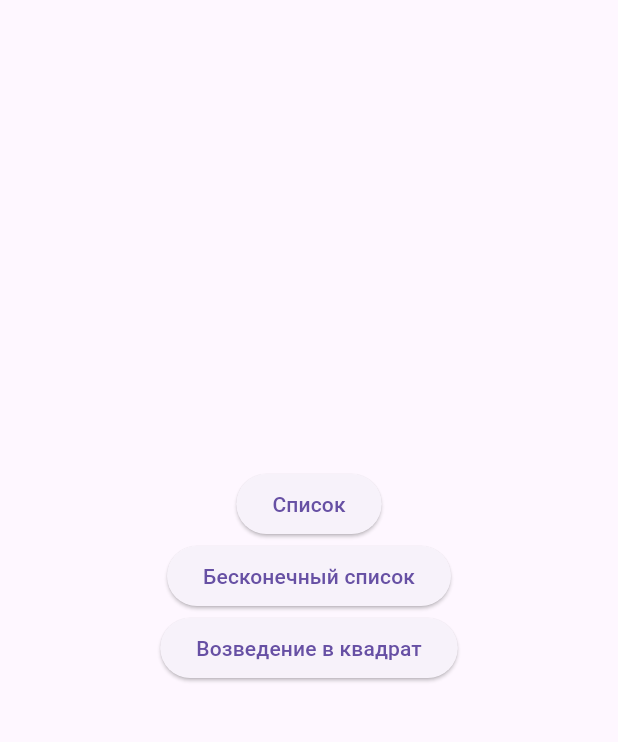
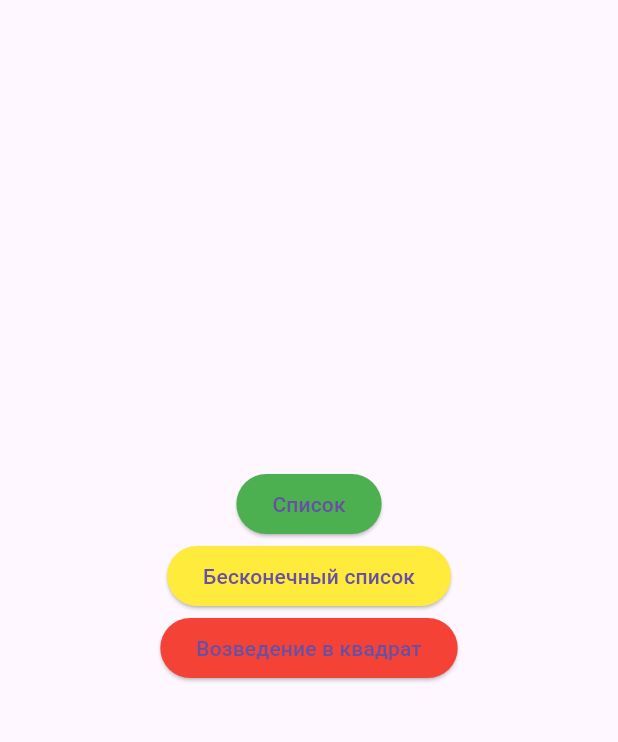
Before and after one commit to MaksimKhudalov/IT2104_KHUDALOV, a Flutter app: the screen it shows after launch, on a phone screen of 412 x 824 dp, the part 84-826 px from its top. Run offline on Flutter 3.47's test engine with Material 3 defaults, Android fonts, the phone set to English and light mode, and no system bars.

Commit message:
Добавлен файл с квадратичным возведением, а также добавлены цвета на кнопки

```diff
--- a/laba5/lib/main.dart
+++ b/laba5/lib/main.dart
@@ -1,6 +1,7 @@
 import 'package:flutter/material.dart';
 import 'spisok.dart';
 import 'beskspisok.dart';
+import 'kvadrat.dart';
 
 void main() {
   runApp(MyApp());
@@ -37,6 +38,7 @@ class HomeScreen extends StatelessWidget {
                 );
               },
               child: Text('Список'),
+              style: ElevatedButton.styleFrom(backgroundColor: Colors.green),
             ),
             ElevatedButton(
               onPressed: () {
@@ -46,6 +48,7 @@ class HomeScreen extends StatelessWidget {
                 );
               },
               child: Text('Бесконечный список'),
+              style: ElevatedButton.styleFrom(backgroundColor: Colors.yellow),
             ),
             ElevatedButton(
               onPressed: () {
@@ -55,6 +58,7 @@ class HomeScreen extends StatelessWidget {
                 );
               },
               child: Text('Возведение в квадрат'),
+              style: ElevatedButton.styleFrom(backgroundColor: Colors.red),
             ),
           ],
         ),
```
Also changed, not shown: laba5/lib/kvadrat.dart (added, +29 -0 lines).
